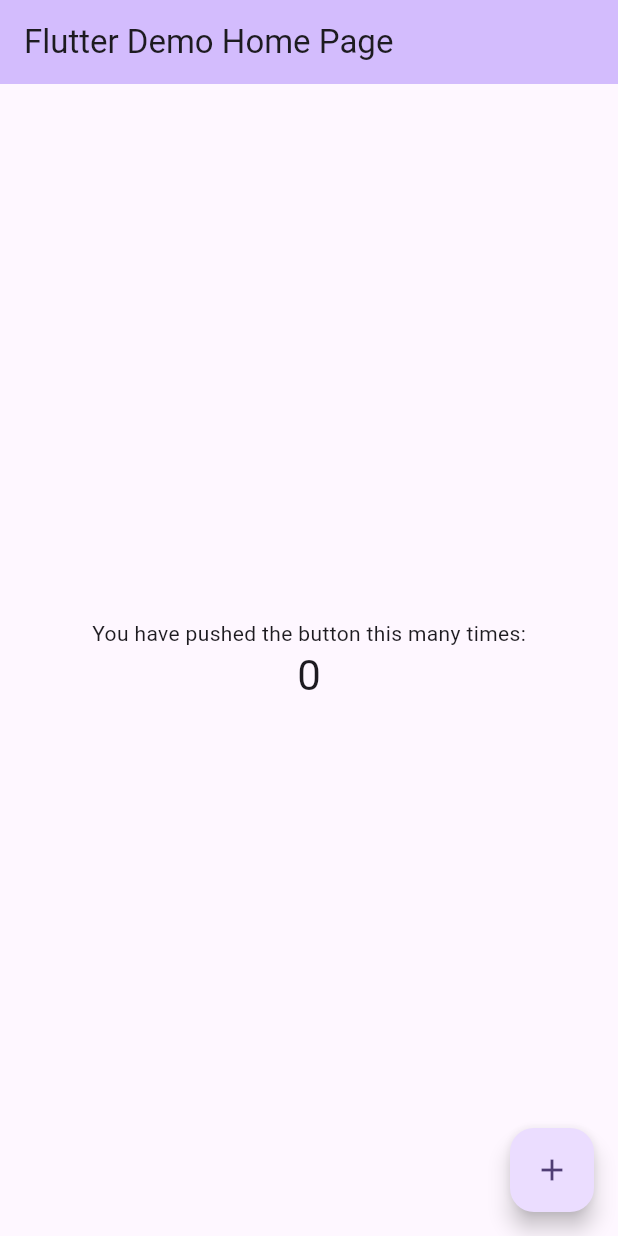
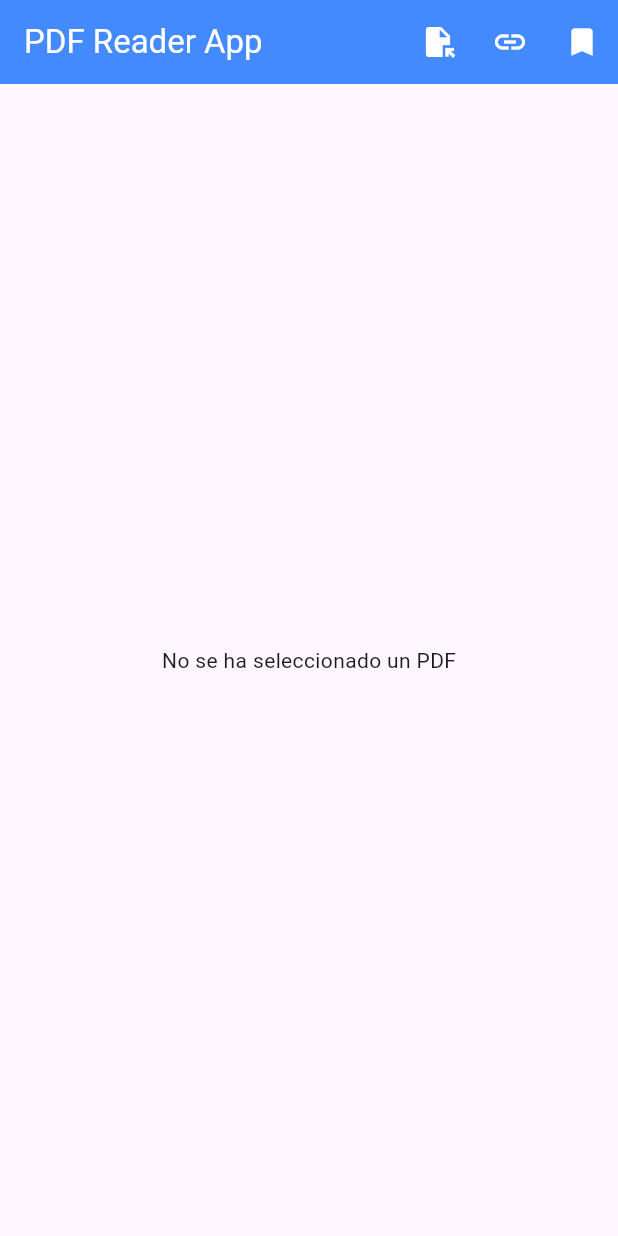
Before and after one commit to angelmtrz/Flutter-Proyectos-Clases, a Flutter app: the screen it shows after launch, on a phone screen of 412 x 824 dp. Run offline on Flutter 3.47's test engine with Material 3 defaults, Android fonts, the phone set to English and light mode, and no system bars; our stand-ins replace file_picker; missing offline and left inert: syncfusion_flutter_pdfviewer.

Commit message:
Completado las 5 apps del proyecto 08

```diff
--- a/08/app04_pdfreaderapp/lib/main.dart
+++ b/08/app04_pdfreaderapp/lib/main.dart
@@ -1,125 +1,126 @@
+import 'dart:io';
+
 import 'package:flutter/material.dart';
+import 'package:file_picker/file_picker.dart';
+import 'package:syncfusion_flutter_pdfviewer/pdfviewer.dart';
 
-void main() {
-  runApp(const MyApp());
-}
+void main() => runApp(const PDFReaderApp());
 
-class MyApp extends StatelessWidget {
-  const MyApp({super.key});
+class PDFReaderApp extends StatelessWidget {
+  const PDFReaderApp({super.key});
 
-  // This widget is the root of your application.
   @override
   Widget build(BuildContext context) {
     return MaterialApp(
-      title: 'Flutter Demo',
+      debugShowCheckedModeBanner: false,
       theme: ThemeData(
-        // This is the theme of your application.
-        //
-        // TRY THIS: Try running your application with "flutter run". You'll see
-        // the application has a purple toolbar. Then, without quitting the app,
-        // try changing the seedColor in the colorScheme below to Colors.green
-        // and then invoke "hot reload" (save your changes or press the "hot
-        // reload" button in a Flutter-supported IDE, or press "r" if you used
-        // the command line to start the app).
-        //
-        // Notice that the counter didn't reset back to zero; the application
-        // state is not lost during the reload. To reset the state, use hot
-        // restart instead.
-        //
-        // This works for code too, not just values: Most code changes can be
-        // tested with just a hot reload.
-        colorScheme: ColorScheme.fromSeed(seedColor: Colors.deepPurple),
-        useMaterial3: true,
+        primarySwatch: Colors.blue,
+        visualDensity: VisualDensity.adaptivePlatformDensity,
       ),
-      home: const MyHomePage(title: 'Flutter Demo Home Page'),
+      home: const PDFViewPage(),
     );
   }
 }
 
-class MyHomePage extends StatefulWidget {
-  const MyHomePage({super.key, required this.title});
-
-  // This widget is the home page of your application. It is stateful, meaning
-  // that it has a State object (defined below) that contains fields that affect
-  // how it looks.
-
-  // This class is the configuration for the state. It holds the values (in this
-  // case the title) provided by the parent (in this case the App widget) and
-  // used by the build method of the State. Fields in a Widget subclass are
-  // always marked "final".
-
-  final String title;
+class PDFViewPage extends StatefulWidget {
+  const PDFViewPage({super.key});
 
   @override
-  State<MyHomePage> createState() => _MyHomePageState();
+  State<PDFViewPage> createState() => _PDFViewPageState();
 }
 
-class _MyHomePageState extends State<MyHomePage> {
-  int _counter = 0;
+class _PDFViewPageState extends State<PDFViewPage> {
+  final GlobalKey<SfPdfViewerState> _pdfViewerKey = GlobalKey();
+  String? _pdfUrl;
+  bool _isLocalFile = false;
+  final TextEditingController _urlController = TextEditingController();
 
-  void _incrementCounter() {
+  void _seleccionarPdfLocal() async {
+    FilePickerResult? result = await FilePicker.platform.pickFiles(
+      type: FileType.custom,
+      allowedExtensions: ['pdf'],
+    );
+
+    if (result != null) {
+      setState(() {
+        _pdfUrl = result.files.single.path;
+        _isLocalFile = true;
+      });
+    }
+  }
+
+  void _abrirPdfUrl() {
     setState(() {
-      // This call to setState tells the Flutter framework that something has
-      // changed in this State, which causes it to rerun the build method below
-      // so that the display can reflect the updated values. If we changed
-      // _counter without calling setState(), then the build method would not be
-      // called again, and so nothing would appear to happen.
-      _counter++;
+      _pdfUrl = _urlController.text;
+      _isLocalFile = false;
     });
   }
 
   @override
+  void initState() {
+    super.initState();
+  }
+
+  @override
   Widget build(BuildContext context) {
-    // This method is rerun every time setState is called, for instance as done
-    // by the _incrementCounter method above.
-    //
-    // The Flutter framework has been optimized to make rerunning build methods
-    // fast, so that you can just rebuild anything that needs updating rather
-    // than having to individually change instances of widgets.
     return Scaffold(
       appBar: AppBar(
-        // TRY THIS: Try changing the color here to a specific color (to
-        // Colors.amber, perhaps?) and trigger a hot reload to see the AppBar
-        // change color while the other colors stay the same.
-        backgroundColor: Theme.of(context).colorScheme.inversePrimary,
-        // Here we take the value from the MyHomePage object that was created by
-        // the App.build method, and use it to set our appbar title.
-        title: Text(widget.title),
+        title: const Text('PDF Reader App'),
+        backgroundColor: Colors.blueAccent,
+        foregroundColor: Colors.white,
+        actions: [
+          IconButton(
+            icon: const Icon(Icons.file_open, color: Colors.white),
+            onPressed: _seleccionarPdfLocal,
+            tooltip: 'Abrir PDF desde el dispositivo',
+          ),
+          IconButton(
+            icon: const Icon(Icons.link, color: Colors.white),
+            onPressed: () {
+              showDialog(
+                context: context,
+                builder: (context) {
+                  return AlertDialog(
+                    title: const Text('Ingrese la URL del PDF'),
+                    content: TextField(
+                      controller: _urlController,
+                      decoration: const InputDecoration(
+                          hintText: 'https://example.com/mi.pdf'),
+                    ),
+                    actions: [
+                      TextButton(
+                        onPressed: () {
+                          _abrirPdfUrl();
+                          Navigator.of(context).pop();
+                        },
+                        child: const Text('Abrir'),
+                      ),
+                    ],
+                  );
+                },
+              );
+            },
+            tooltip: 'Abrir PDF desde una URL',
+          ),
+          IconButton(
+            icon: const Icon(
+              Icons.bookmark,
+              color: Colors.white,
+              semanticLabel: 'Bookmark',
+            ),
+            onPressed: () {
+              _pdfViewerKey.currentState?.openBookmarkView();
+            },
+          ),
+        ],
       ),
-      body: Center(
-        // Center is a layout widget. It takes a single child and positions it
-        // in the middle of the parent.
-        child: Column(
-          // Column is also a layout widget. It takes a list of children and
-          // arranges them vertically. By default, it sizes itself to fit its
-          // children horizontally, and tries to be as tall as its parent.
-          //
-          // Column has various properties to control how it sizes itself and
-          // how it positions its children. Here we use mainAxisAlignment to
-          // center the children vertically; the main axis here is the vertical
-          // axis because Columns are vertical (the cross axis would be
-          // horizontal).
-          //
-          // TRY THIS: Invoke "debug painting" (choose the "Toggle Debug Paint"
-          // action in the IDE, or press "p" in the console), to see the
-          // wireframe for each widget.
-          mainAxisAlignment: MainAxisAlignment.center,
-          children: <Widget>[
-            const Text(
-              'You have pushed the button this many times:',
+      body: _pdfUrl != null
+          ? _isLocalFile
+              ? SfPdfViewer.file(File(_pdfUrl!), key: _pdfViewerKey)
+              : SfPdfViewer.network(_pdfUrl!, key: _pdfViewerKey)
+          : const Center(
+              child: Text('No se ha seleccionado un PDF'),
             ),
-            Text(
-              '$_counter',
-              style: Theme.of(context).textTheme.headlineMedium,
-            ),
-          ],
-        ),
-      ),
-      floatingActionButton: FloatingActionButton(
-        onPressed: _incrementCounter,
-        tooltip: 'Increment',
-        child: const Icon(Icons.add),
-      ), // This trailing comma makes auto-formatting nicer for build methods.
     );
   }
 }
--- a/08/app04_pdfreaderapp/pubspec.yaml
+++ b/08/app04_pdfreaderapp/pubspec.yaml
@@ -30,6 +30,8 @@
 dependencies:
   flutter:
     sdk: flutter
+  file_picker: ^8.1.4
+  syncfusion_flutter_pdfviewer: ^27.2.2
 
 
   # The following adds the Cupertino Icons font to your application.
```
Also changed, not shown: 08/app05_juegoapp/analysis_options.yaml (added, +28 -0 lines), 08/app05_juegoapp/lib/main.dart (added, +175 -0 lines), 08/app05_juegoapp/pubspec.yaml (added, +90 -0 lines), 08/app04_pdfreaderapp/pubspec.lock, 08/app05_juegoapp/pubspec.lock (added), 131 other files.
